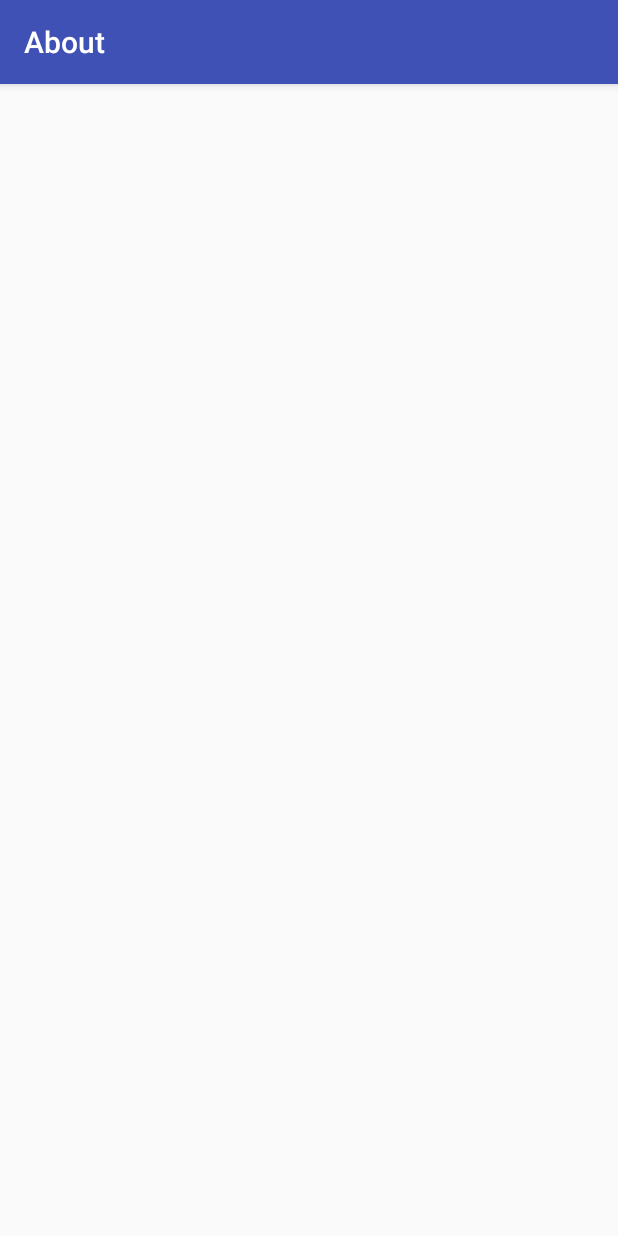
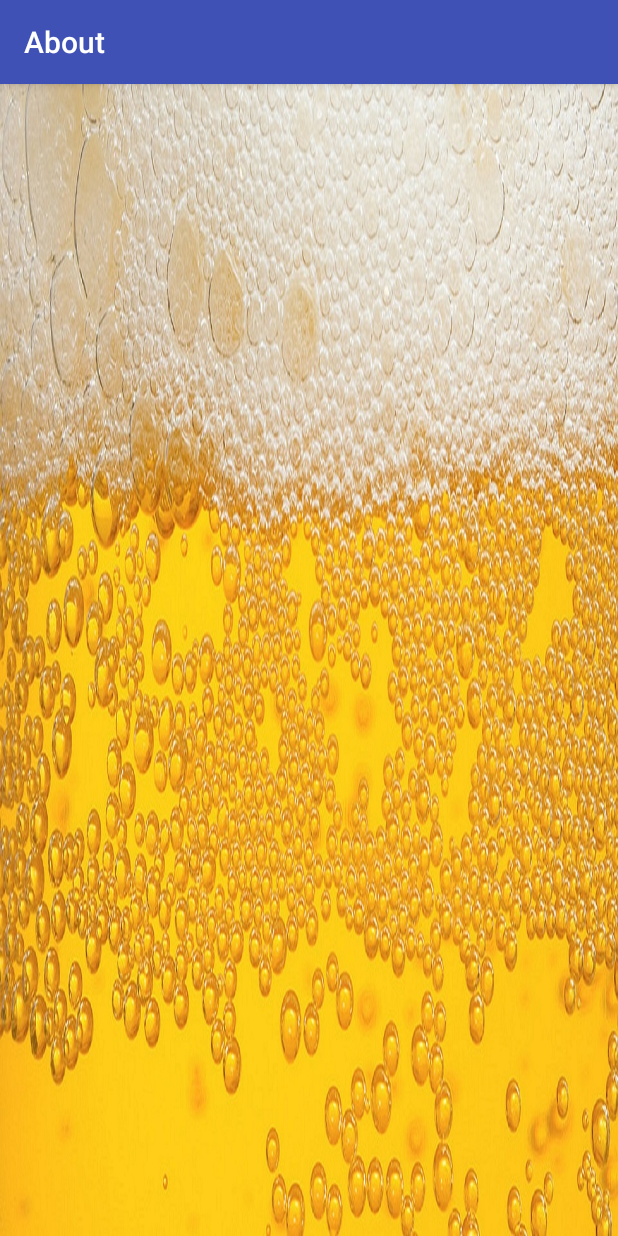
Before and after one commit to zachjrodriguez/CheapDrunkApp, an Android app: the AboutActivity screen opened directly, with no data from a screen before it, on a phone screen of 412 x 824 dp. Run offline under Robolectric (Android 15) with nearby library versions, the phone set to English and light mode, and no system bars.

Commit message:
Both methods finished

```diff
--- a/app/src/main/res/layout/activity_about.xml
+++ b/app/src/main/res/layout/activity_about.xml
@@ -1,5 +1,6 @@
 <?xml version="1.0" encoding="utf-8"?>
-<RelativeLayout xmlns:android="http://schemas.android.com/apk/res/android"
+<RelativeLayout
+    xmlns:android="http://schemas.android.com/apk/res/android"
     xmlns:tools="http://schemas.android.com/tools"
     android:layout_width="match_parent"
     android:layout_height="match_parent"
@@ -7,6 +8,12 @@
     android:paddingLeft="@dimen/activity_horizontal_margin"
     android:paddingRight="@dimen/activity_horizontal_margin"
     android:paddingTop="@dimen/activity_vertical_margin"
+    android:background="@drawable/beerback"
     tools:context="com.lnj.teamdrink.cheapdrunkapp.AboutActivity">
 
+    <TextView
+        android:id="@+id/aboutView"
+        android:layout_width="wrap_content"
+        android:layout_height="wrap_content"/>
+
 </RelativeLayout>
```
Also changed, not shown: app/src/main/java/com/lnj/teamdrink/cheapdrunkapp/MainActivity.java (+15 -10 lines).
